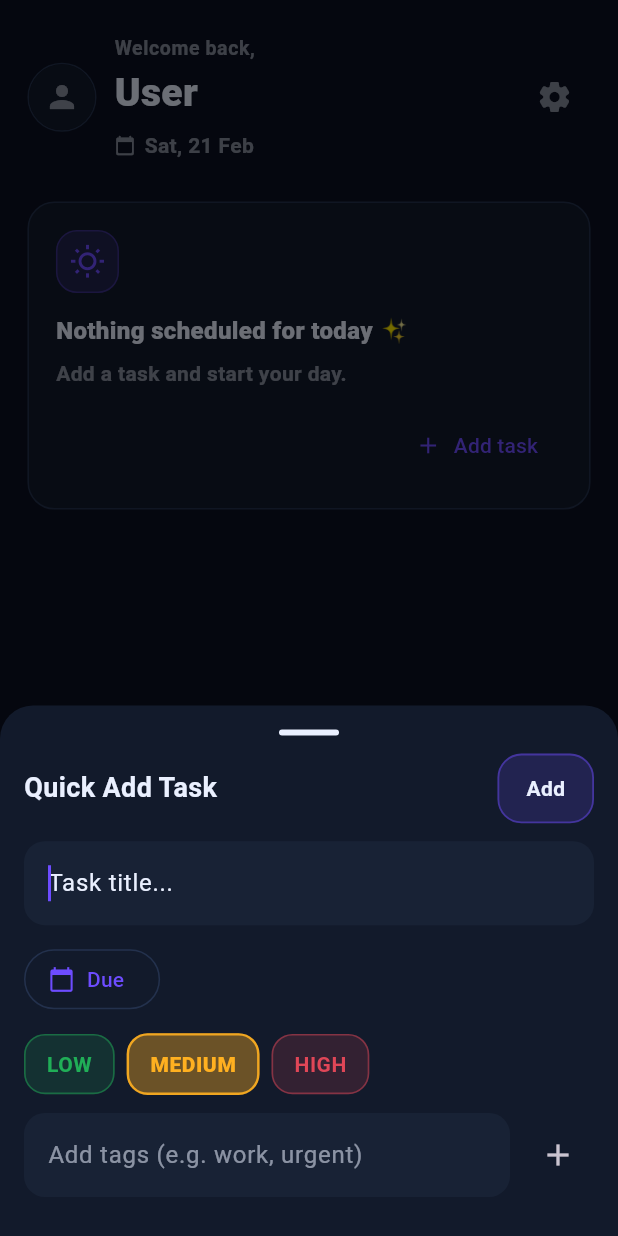
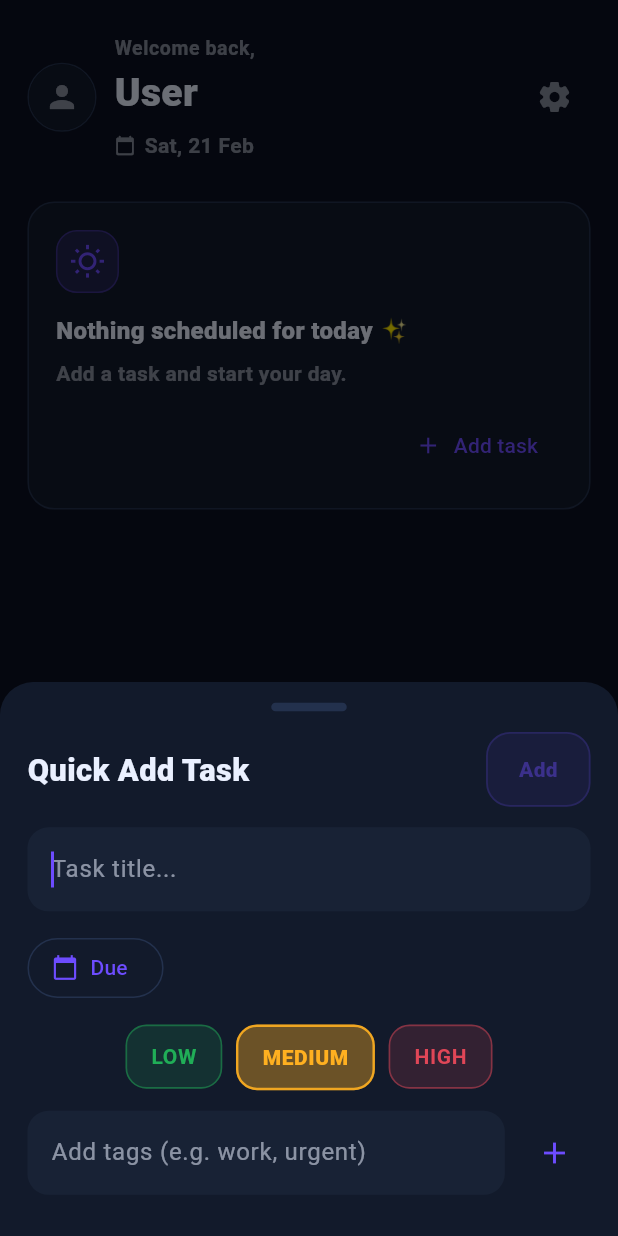
Before and after one commit to StevenBahaa/todo_flutter_app, a Flutter app: the TodayDashboardScreen screen opened directly, after a tap on the "add" icon, on a phone screen of 412 x 824 dp. Run offline on Flutter 3.47's test engine with Material 3 defaults, Android fonts, the light colour scheme and no system bars; our stand-ins replace audioplayers, equatable, flutter_bloc, flutter_svg, hive, hive_flutter and 1 more; accounts and stored records are empty.

Commit message:
refactor(ui): make quick add sheet responsive and keyboard-safe

```diff
--- a/lib/features/tasks/sheets/quick_add_sheet.dart
+++ b/lib/features/tasks/sheets/quick_add_sheet.dart
@@ -1,15 +1,15 @@
 import 'package:flutter/material.dart';
 import 'package:flutter_bloc/flutter_bloc.dart';
 import 'package:intl/intl.dart';
+import 'package:uuid/uuid.dart';
+
 import 'package:todo_list/core/theme/tag_colors.dart';
+import 'package:todo_list/core/theme/theme_x.dart';
+import 'package:todo_list/core/utils/responsive.dart';
 import 'package:todo_list/data/models/task_enums.dart';
 import 'package:todo_list/data/models/task_model.dart';
 import 'package:todo_list/features/tasks/cubit/tasks_cubit.dart';
-import 'package:uuid/uuid.dart';
-
-// ✅ your generated localizations path
 import 'package:todo_list/l10n/app_localizations.dart';
-import 'package:todo_list/core/theme/theme_x.dart';
 
 class QuickAddSheet extends StatefulWidget {
   const QuickAddSheet({super.key});
@@ -21,29 +21,34 @@ class QuickAddSheet extends StatefulWidget {
 class _QuickAddSheetState extends State<QuickAddSheet> {
   final _titleController = TextEditingController();
   final _tagController = TextEditingController();
+  final _uuid = const Uuid();
+
   final List<String> _tags = [];
-  final _uuid = const Uuid();
   DateTime? _dueDateTime;
+  TaskPriority _priority = TaskPriority.medium;
 
-  TaskPriority _priority = TaskPriority.medium;
+  bool get _canSubmit => _titleController.text.trim().isNotEmpty;
+
+  @override
+  void initState() {
+    super.initState();
+    _titleController.addListener(() => setState(() {}));
+  }
 
   @override
   void dispose() {
+    _titleController.dispose();
     _tagController.dispose();
-    _titleController.dispose();
     super.dispose();
   }
 
   String _priorityLabel(BuildContext context, TaskPriority p) {
     final t = AppLocalizations.of(context)!;
-    switch (p) {
-      case TaskPriority.low:
-        return t.priorityLow;
-      case TaskPriority.medium:
-        return t.priorityMedium;
-      case TaskPriority.high:
-        return t.priorityHigh;
-    }
+    return switch (p) {
+      TaskPriority.low => t.priorityLow,
+      TaskPriority.medium => t.priorityMedium,
+      TaskPriority.high => t.priorityHigh,
+    };
   }
 
   Future<void> _pickDueDateTime() async {
@@ -55,7 +60,6 @@ class _QuickAddSheetState extends State<QuickAddSheet> {
       lastDate: DateTime(now.year + 5),
       initialDate: _dueDateTime ?? now,
     );
-
     if (date == null) return;
 
     final time = await showTimePicker(
@@ -65,12 +69,10 @@ class _QuickAddSheetState extends State<QuickAddSheet> {
           : TimeOfDay.fromDateTime(now),
     );
 
+    setState(() {
       if (time == null) {
-      setState(() => _dueDateTime = DateTime(date.year, date.month, date.day));
-      return;
-    }
-
-    setState(() {
+        _dueDateTime = DateTime(date.year, date.month, date.day);
+      } else {
         _dueDateTime = DateTime(
           date.year,
           date.month,
@@ -78,8 +80,11 @@ class _QuickAddSheetState extends State<QuickAddSheet> {
           time.hour,
           time.minute,
         );
+      }
     });
   }
+
+  void _clearDue() => setState(() => _dueDateTime = null);
 
   void _addTag() {
     final raw = _tagController.text.trim();
@@ -92,18 +97,19 @@ class _QuickAddSheetState extends State<QuickAddSheet> {
         .toList();
 
     setState(() {
-      for (final t in parts) {
-        final tag = t.startsWith('#') ? t.substring(1) : t;
+      for (final p in parts) {
+        final tag = p.startsWith('#') ? p.substring(1) : p;
         if (tag.isEmpty) continue;
         if (!_tags.contains(tag)) _tags.add(tag);
       }
     });
+
     _tagController.clear();
   }
 
-  void _removeTag(String tag) {
-    setState(() => _tags.remove(tag));
-  }
+  void _removeTag(String tag) => setState(() => _tags.remove(tag));
+
+  void _clearTags() => setState(() => _tags.clear());
 
   void _submit() {
     final title = _titleController.text.trim();
@@ -124,67 +130,73 @@ class _QuickAddSheetState extends State<QuickAddSheet> {
   @override
   Widget build(BuildContext context) {
     final t = AppLocalizations.of(context)!;
+    final r = R(context);
 
-    return Padding(
+    return SafeArea(
+      top: false,
+      child: Padding(
         padding: EdgeInsets.only(
-        top: 16,
-        right: 16,
-        left: 16,
-        bottom: 16 + MediaQuery.of(context).viewInsets.bottom,
+          left: r.sp(16),
+          right: r.sp(16),
+          top: r.sp(12),
+          bottom: r.sp(16) + MediaQuery.of(context).viewInsets.bottom,
         ),
+        child: SingleChildScrollView(
+          // يمنع overflow لما الكيبورد يطلع على شاشات صغيرة
           child: Column(
             mainAxisSize: MainAxisSize.min,
             children: [
+              // Handle
               Container(
-            width: 40,
-            height: 4,
+                width: r.sp(44),
+                height: r.sp(5),
                 decoration: BoxDecoration(
-              color: context.text,
+                  color: context.border,
                   borderRadius: BorderRadius.circular(99),
                 ),
               ),
-          const SizedBox(height: 12),
-          Align(
-            alignment: Alignment.centerLeft,
-            child: Row(
+
+              SizedBox(height: r.sp(12)),
+
+              Row(
                 children: [
-                Text(
+                  Expanded(
+                    child: Text(
                       t.quickAddTaskTitle,
                       style: TextStyle(
                         color: context.text,
-                    fontSize: 18,
-                    fontWeight: FontWeight.w700,
+                        fontSize: r.fs(18),
+                        fontWeight: FontWeight.w800,
                       ),
                     ),
-                const Spacer(),
-                glassButton(
+                  ),
+                  _GlassButton(
+                    enabled: _canSubmit,
                     onPressed: _submit,
                     child: Text(
                       t.add,
-                    style: const TextStyle(fontWeight: FontWeight.w700),
+                      style: const TextStyle(fontWeight: FontWeight.w800),
                     ),
                   ),
                 ],
               ),
-          ),
-          const SizedBox(height: 12),
+
+              SizedBox(height: r.sp(12)),
+
               TextField(
                 controller: _titleController,
                 autofocus: true,
                 style: TextStyle(color: context.text),
                 decoration: InputDecoration(
                   hintText: t.taskTitleHint,
-              hintStyle: TextStyle(color: context.text),
-              filled: true,
-              fillColor: context.scheme.surfaceContainerHighest,
-              border: OutlineInputBorder(
-                borderRadius: BorderRadius.circular(14),
-                borderSide: BorderSide.none,
-              ),
+                  hintStyle: TextStyle(color: context.textMuted),
                 ),
                 onSubmitted: (_) => _submit(),
               ),
-          const SizedBox(height: 12),
+
+              SizedBox(height: r.sp(12)),
+
+              // Due row
               Row(
                 children: [
                   OutlinedButton.icon(
@@ -196,71 +208,111 @@ class _QuickAddSheetState extends State<QuickAddSheet> {
                           : _formatDue(context, _dueDateTime!),
                     ),
                   ),
-              const Spacer(flex: 1),
+                  if (_dueDateTime != null) ...[
+                    SizedBox(width: r.sp(8)),
+                    IconButton(
+                      tooltip: t.clear,
+                      onPressed: _clearDue,
+                      icon: Icon(Icons.close, color: context.textMuted),
+                    ),
+                  ],
+                  const Spacer(),
                 ],
               ),
-          const SizedBox(height: 12),
-          Row(
+
+              SizedBox(height: r.sp(12)),
+
+              // Priority
+              Wrap(
+                spacing: r.sp(8),
+                runSpacing: r.sp(8),
                 children: [
-              _priorityChip(
-                context,
-                TaskPriority.low,
-                _priorityLabel(context, TaskPriority.low),
+                  _PriorityChip(
+                    label: _priorityLabel(context, TaskPriority.low),
+                    selected: _priority == TaskPriority.low,
+                    color: context.success,
+                    onTap: () => setState(() => _priority = TaskPriority.low),
                   ),
-              const SizedBox(width: 8),
-              _priorityChip(
-                context,
-                TaskPriority.medium,
-                _priorityLabel(context, TaskPriority.medium),
+                  _PriorityChip(
+                    label: _priorityLabel(context, TaskPriority.medium),
+                    selected: _priority == TaskPriority.medium,
+                    color: context.warning,
+                    onTap: () =>
+                        setState(() => _priority = TaskPriority.medium),
                   ),
-              const SizedBox(width: 8),
-              _priorityChip(
-                context,
-                TaskPriority.high,
-                _priorityLabel(context, TaskPriority.high),
+                  _PriorityChip(
+                    label: _priorityLabel(context, TaskPriority.high),
+                    selected: _priority == TaskPriority.high,
+                    color: context.danger,
+                    onTap: () => setState(() => _priority = TaskPriority.high),
                   ),
                 ],
               ),
-          const SizedBox(height: 12),
+
+              SizedBox(height: r.sp(12)),
+
+              // Tags input
               Row(
                 children: [
                   Expanded(
                     child: TextField(
                       controller: _tagController,
                       style: TextStyle(color: context.text),
-                  decoration: InputDecoration(hintText: t.addTagsHint),
+                      decoration: InputDecoration(
+                        hintText: t.addTagsHint,
+                        hintStyle: TextStyle(color: context.textMuted),
+                      ),
                       onSubmitted: (_) => _addTag(),
                     ),
                   ),
-              const SizedBox(width: 8),
-              IconButton(onPressed: _addTag, icon: const Icon(Icons.add)),
+                  SizedBox(width: r.sp(8)),
+                  IconButton(
+                    onPressed: _addTag,
+                    icon: Icon(Icons.add, color: context.primary),
+                  ),
                 ],
               ),
-          const SizedBox(height: 10),
-          if (_tags.isNotEmpty)
+
+              if (_tags.isNotEmpty) ...[
+                SizedBox(height: r.sp(10)),
+                Row(
+                  children: [
+                    Text(
+                      t.tags,
+                      style: TextStyle(
+                        color: context.textMuted,
+                        fontWeight: FontWeight.w800,
+                        letterSpacing: 1.1,
+                      ),
+                    ),
+                    const Spacer(),
+                    TextButton(
+                      onPressed: _clearTags,
+                      child: Text(
+                        t.clear,
+                        style: TextStyle(color: context.textMuted),
+                      ),
+                    ),
+                  ],
+                ),
                 Align(
                   alignment: Alignment.centerLeft,
                   child: Wrap(
-                spacing: 8,
-                runSpacing: 8,
+                    spacing: r.sp(8),
+                    runSpacing: r.sp(8),
                     children: _tags.map((tag) {
+                      final c = TagColors.resolve(tag);
                       return Chip(
-                    backgroundColor: TagColors.resolve(
-                      tag,
-                    ).withAlpha((0.22 * 255).toInt()),
+                        backgroundColor: c.withAlpha((0.22 * 255).toInt()),
                         labelStyle: TextStyle(
-                      color: TagColors.resolve(tag),
+                          color: c,
                           fontWeight: FontWeight.w700,
                         ),
                         label: Text("#$tag"),
                         deleteIcon: const Icon(Icons.close, size: 18),
-                    deleteIconColor: TagColors.resolve(
-                      tag,
-                    ).withAlpha((0.7 * 255).toInt()),
+                        deleteIconColor: c.withAlpha((0.70 * 255).toInt()),
                         side: BorderSide(
-                      color: TagColors.resolve(
-                        tag,
-                      ).withAlpha((0.5 * 255).toInt()),
+                          color: c.withAlpha((0.50 * 255).toInt()),
                         ),
                         onDeleted: () => _removeTag(tag),
                       );
@@ -268,6 +320,11 @@ class _QuickAddSheetState extends State<QuickAddSheet> {
                   ),
                 ),
               ],
+
+              SizedBox(height: r.sp(8)),
+            ],
+          ),
+        ),
       ),
     );
   }
@@ -278,13 +335,33 @@ class _QuickAddSheetState extends State<QuickAddSheet> {
     final time = DateFormat('HH:mm', locale).format(dt);
     return '$date  $time';
   }
+}
 
-  Widget glassButton({required VoidCallback onPressed, required Widget child}) {
+class _GlassButton extends StatelessWidget {
+  final VoidCallback onPressed;
+  final Widget child;
+  final bool enabled;
+
+  const _GlassButton({
+    required this.onPressed,
+    required this.child,
+    required this.enabled,
+  });
+
+  @override
+  Widget build(BuildContext context) {
+    final r = R(context);
+
     return InkWell(
-      onTap: onPressed,
+      onTap: enabled ? onPressed : null,
       borderRadius: BorderRadius.circular(16),
+      child: Opacity(
+        opacity: enabled ? 1.0 : 0.45,
         child: Container(
-        padding: const EdgeInsets.symmetric(horizontal: 18, vertical: 12),
+          padding: EdgeInsets.symmetric(
+            horizontal: r.sp(18),
+            vertical: r.sp(12),
+          ),
           decoration: BoxDecoration(
             color: context.primary.withAlpha((0.18 * 255).toInt()),
             borderRadius: BorderRadius.circular(16),
@@ -293,48 +370,55 @@ class _QuickAddSheetState extends State<QuickAddSheet> {
               width: 1.2,
             ),
           ),
+          child: DefaultTextStyle.merge(
+            style: TextStyle(color: context.primary),
             child: child,
+          ),
+        ),
       ),
     );
   }
-
-  Color _pColor(TaskPriority p) {
-    switch (p) {
-      case TaskPriority.high:
-        return context.danger;
-      case TaskPriority.medium:
-        return context.warning;
-      case TaskPriority.low:
-        return context.success;
-    }
 }
 
-  Widget _priorityChip(BuildContext context, TaskPriority p, String label) {
-    final selected = _priority == p;
-    final c = _pColor(p);
+class _PriorityChip extends StatelessWidget {
+  final String label;
+  final bool selected;
+  final Color color;
+  final VoidCallback onTap;
+
+  const _PriorityChip({
+    required this.label,
+    required this.selected,
+    required this.color,
+    required this.onTap,
+  });
+
+  @override
+  Widget build(BuildContext context) {
+    final r = R(context);
 
     return InkWell(
-      onTap: () => setState(() => _priority = p),
+      onTap: onTap,
       borderRadius: BorderRadius.circular(14),
       child: AnimatedContainer(
         duration: const Duration(milliseconds: 180),
-        padding: const EdgeInsets.symmetric(horizontal: 14, vertical: 9),
+        padding: EdgeInsets.symmetric(horizontal: r.sp(14), vertical: r.sp(9)),
         decoration: BoxDecoration(
           color: selected
-              ? c.withAlpha((0.38 * 255).toInt())
-              : c.withAlpha((0.14 * 255).toInt()),
+              ? color.withAlpha((0.38 * 255).toInt())
+              : color.withAlpha((0.14 * 255).toInt()),
           borderRadius: BorderRadius.circular(14),
           border: Border.all(
             color: selected
-                ? c.withAlpha((0.9 * 255).toInt())
-                : c.withAlpha((0.4 * 255).toInt()),
+                ? color.withAlpha((0.90 * 255).toInt())
+                : color.withAlpha((0.40 * 255).toInt()),
             width: selected ? 1.6 : 1.1,
           ),
         ),
         child: Text(
           label,
           style: TextStyle(
-            color: selected ? c : c.withAlpha((0.85 * 255).toInt()),
+            color: selected ? color : color.withAlpha((0.85 * 255).toInt()),
             fontWeight: selected ? FontWeight.w800 : FontWeight.w600,
             letterSpacing: 0.4,
           ),
--- a/lib/features/tasks/view/comprehensive_task_list_screen.dart
+++ b/lib/features/tasks/view/comprehensive_task_list_screen.dart
@@ -47,6 +47,10 @@ class _ComprehensiveTaskListScreenState
     showModalBottomSheet(
       context: context,
       isScrollControlled: true,
+      backgroundColor: context.surface,
+      shape: const RoundedRectangleBorder(
+        borderRadius: BorderRadius.vertical(top: Radius.circular(22)),
+      ),
       builder: (_) => const QuickAddSheet(),
     );
   }
--- a/lib/l10n/app_ar.arb
+++ b/lib/l10n/app_ar.arb
@@ -120,6 +120,7 @@
   "yourName": "اسمك",
   "changePhoto": "تغيير الصورة",
   "removePhoto": "حذف الصورة",
-  "save": "حفظ"
+  "save": "حفظ",
+"tags": "الوسوم"
 
 }
--- a/lib/l10n/app_en.arb
+++ b/lib/l10n/app_en.arb
@@ -120,6 +120,7 @@
   "yourName": "Your name",
   "changePhoto": "Change Photo",
   "removePhoto": "Remove Photo",
-  "save": "Save"
+  "save": "Save",
+"tags": "Tags"
 
 }
--- a/lib/l10n/app_localizations.dart
+++ b/lib/l10n/app_localizations.dart
@@ -538,6 +538,12 @@ abstract class AppLocalizations {
   /// In en, this message translates to:
   /// **'Save'**
   String get save;
+
+  /// No description provided for @tags.
+  ///
+  /// In en, this message translates to:
+  /// **'Tags'**
+  String get tags;
 }
 
 class _AppLocalizationsDelegate extends LocalizationsDelegate<AppLocalizations> {
--- a/lib/l10n/app_localizations_ar.dart
+++ b/lib/l10n/app_localizations_ar.dart
@@ -247,4 +247,7 @@ class AppLocalizationsAr extends AppLocalizations {
 
   @override
   String get save => 'حفظ';
+
+  @override
+  String get tags => 'الوسوم';
 }
--- a/lib/l10n/app_localizations_en.dart
+++ b/lib/l10n/app_localizations_en.dart
@@ -244,4 +244,7 @@ class AppLocalizationsEn extends AppLocalizations {
 
   @override
   String get save => 'Save';
+
+  @override
+  String get tags => 'Tags';
 }
```
Lines whose indentation alone changed are shown as unchanged.
